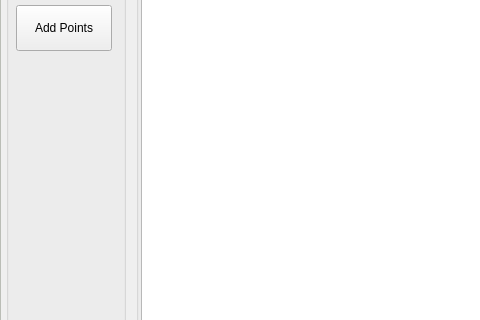
The window that mindovercncmill/widgets/conversational/ui/conversational.ui (85vmh/mindovercncmill) describes before a commit, drawn with Qt 5; both pictures show x 0 to 480 and y 256 to 576 of the 1261 by 696 pixel window.
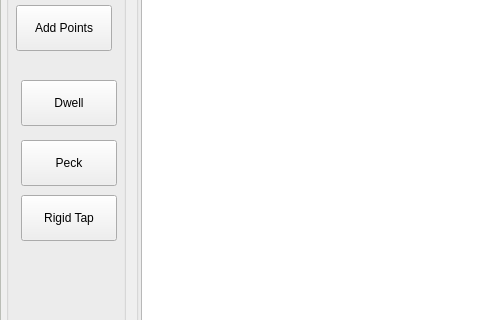
The same window after the commit. The open tabs and pages were chosen to show the change. Custom widgets are drawn as their Qt base class.

```diff
--- a/mindovercncmill/widgets/conversational/ui/conversational.ui
+++ b/mindovercncmill/widgets/conversational/ui/conversational.ui
@@ -879,6 +879,45 @@
        <string>Facing OP</string>
       </property>
      </widget>
+     <widget class="QPushButton" name="btnDwell">
+      <property name="geometry">
+       <rect>
+        <x>15</x>
+        <y>175</y>
+        <width>96</width>
+        <height>46</height>
+       </rect>
+      </property>
+      <property name="text">
+       <string>Dwell</string>
+      </property>
+     </widget>
+     <widget class="QPushButton" name="btnPeck">
+      <property name="geometry">
+       <rect>
+        <x>15</x>
+        <y>235</y>
+        <width>96</width>
+        <height>46</height>
+       </rect>
+      </property>
+      <property name="text">
+       <string>Peck</string>
+      </property>
+     </widget>
+     <widget class="QPushButton" name="btnRigidTap">
+      <property name="geometry">
+       <rect>
+        <x>15</x>
+        <y>290</y>
+        <width>96</width>
+        <height>46</height>
+       </rect>
+      </property>
+      <property name="text">
+       <string>Rigid Tap</string>
+      </property>
+     </widget>
     </widget>
    </widget>
   </widget>
```
Left out of the diff: 2 changed lines with no effect on the pictures.
